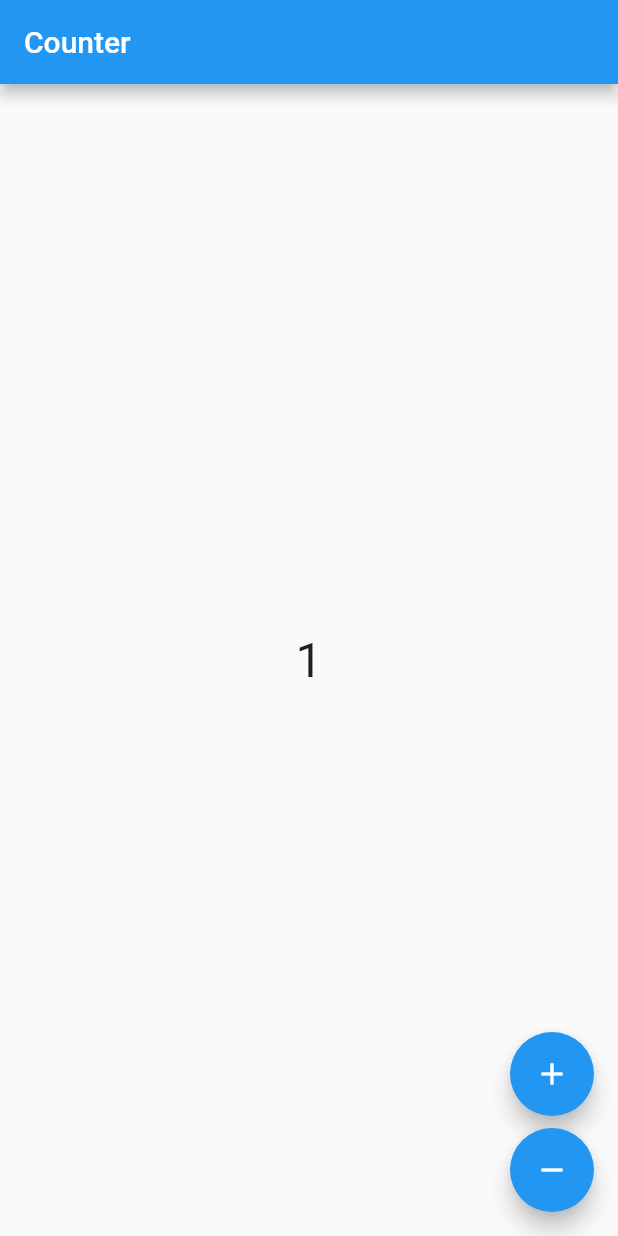
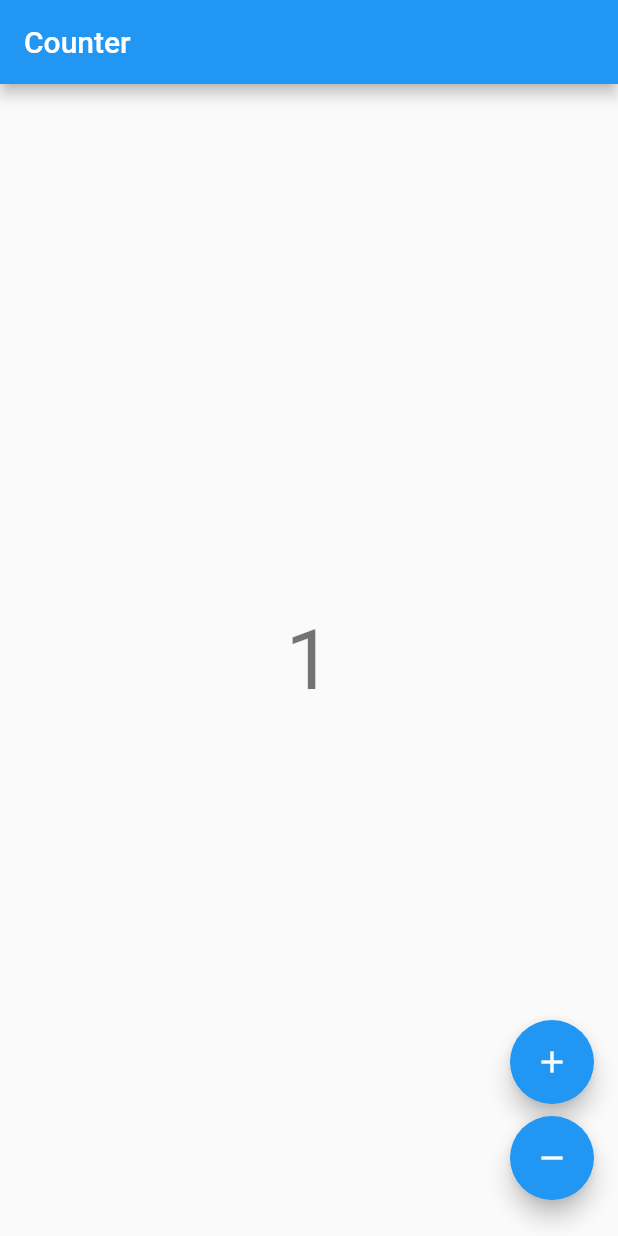
Before and after one commit to dogukanozgurylmz/bloc_learn, a Flutter app: the screen it shows after launch, after a tap on the "add" icon, on a phone screen of 412 x 824 dp. Run offline on Flutter 3.47's test engine with Material 2 defaults, Android fonts, the phone set to English and light mode, and no system bars; our stand-ins replace flutter_bloc.

Commit message:
counter_app

```diff
--- /dev/null
+++ b/lib/counter/counter_app.dart
@@ -0,0 +1,6 @@
+import 'package:bloc_learn/counter/view/counter_page.dart';
+import 'package:flutter/material.dart';
+
+class CounterApp extends MaterialApp {
+  const CounterApp({Key? key}) : super(key: key, home: const CounterPage());
+}
--- /dev/null
+++ b/lib/counter/counter_observer.dart
@@ -0,0 +1,9 @@
+import 'package:flutter_bloc/flutter_bloc.dart';
+
+class CounterObserver extends BlocObserver {
+  @override
+  void onChange(BlocBase bloc, Change change) {
+    super.onChange(bloc, change);
+    print('${bloc.runtimeType} $change');
+  }
+}
--- /dev/null
+++ b/lib/counter/cubit/counter_cubit.dart
@@ -0,0 +1,8 @@
+import 'package:flutter_bloc/flutter_bloc.dart';
+
+class CounterCubit extends Cubit<int> {
+  CounterCubit() : super(0);
+
+  void increment() => emit(state + 1);
+  void decrement() => emit(state - 1);
+}
--- /dev/null
+++ b/lib/counter/view/counter_page.dart
@@ -0,0 +1,16 @@
+import 'package:bloc_learn/counter/cubit/counter_cubit.dart';
+import 'package:bloc_learn/counter/view/counter_view.dart';
+import 'package:flutter/cupertino.dart';
+import 'package:flutter_bloc/flutter_bloc.dart';
+
+class CounterPage extends StatelessWidget {
+  const CounterPage({Key? key}) : super(key: key);
+
+  @override
+  Widget build(BuildContext context) {
+    return BlocProvider(
+      create: (_) => CounterCubit(),
+      child: const CounterView(),
+    );
+  }
+}
--- /dev/null
+++ b/lib/counter/view/counter_view.dart
@@ -0,0 +1,52 @@
+import 'package:bloc_learn/counter/cubit/counter_cubit.dart';
+import 'package:flutter/material.dart';
+import 'package:flutter_bloc/flutter_bloc.dart';
+
+class CounterView extends StatelessWidget {
+  const CounterView({Key? key}) : super(key: key);
+
+  @override
+  Widget build(BuildContext context) {
+    return Scaffold(
+      appBar: AppBar(
+        title: const Text("Counter"),
+      ),
+      body: _body(context),
+      floatingActionButton: _fabs(context),
+    );
+  }
+
+  Column _fabs(BuildContext context) {
+    return Column(
+      mainAxisSize: MainAxisSize.min,
+      children: [
+        FloatingActionButton(
+          onPressed: () {
+            context.read<CounterCubit>().increment();
+          },
+          child: const Icon(Icons.add),
+        ),
+        Padding(
+          padding: const EdgeInsets.symmetric(vertical: 8.0),
+          child: FloatingActionButton(
+            onPressed: () {
+              context.read<CounterCubit>().decrement();
+            },
+            child: const Icon(Icons.remove),
+          ),
+        ),
+      ],
+    );
+  }
+
+  Center _body(context) {
+    final textTheme = Theme.of(context).textTheme;
+    return Center(
+      child: BlocBuilder<CounterCubit, int>(
+        builder: (context, state) {
+          return Text('$state', style: textTheme.headline2);
+        },
+      ),
+    );
+  }
+}
--- a/lib/main.dart
+++ b/lib/main.dart
@@ -1,29 +1,12 @@
-import 'package:bloc_learn/counter_bloc/counter_bloc.dart';
+import 'package:bloc_learn/counter/counter_observer.dart';
 import 'package:flutter/material.dart';
 import 'package:flutter_bloc/flutter_bloc.dart';
 
-import 'counter_bloc/counter_page.dart';
+import 'counter/counter_app.dart';
 
 void main() {
-  runApp(const MyApp());
+  BlocOverrides.runZoned(
+    () => runApp(const CounterApp()),
+    blocObserver: CounterObserver(),
+  );
 }
-
-class MyApp extends StatefulWidget {
-  const MyApp({Key? key}) : super(key: key);
-
-  @override
-  State<MyApp> createState() => _MyAppState();
-}
-
-class _MyAppState extends State<MyApp> {
-  @override
-  Widget build(BuildContext context) {
-    return MaterialApp(
-      debugShowCheckedModeBanner: false,
-      home: BlocProvider(
-        create: (_) => CounterBloc(),
-        child: CounterPage(),
-      ),
-    );
-  }
-}
--- a/pubspec.yaml
+++ b/pubspec.yaml
@@ -47,6 +47,8 @@ dev_dependencies:
   # package. See that file for information about deactivating specific lint
   # rules and activating additional ones.
   flutter_lints: ^2.0.0
+  test: ^1.16.0
+  bloc_test: ^9.0.0
 
 # For information on the generic Dart part of this file, see the
 # following page: https://dart.dev/tools/pub/pubspec
```
Also changed, not shown: lib/counter/counter.dart (added), pubspec.lock, 3 other files.
